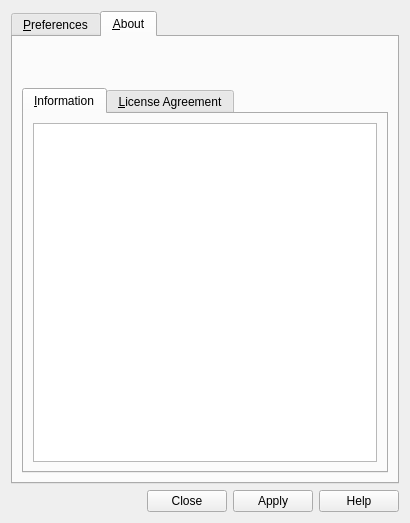
Qt form qt/forms/controlpaneldialog.ui (damentz/moonphase) before a commit.
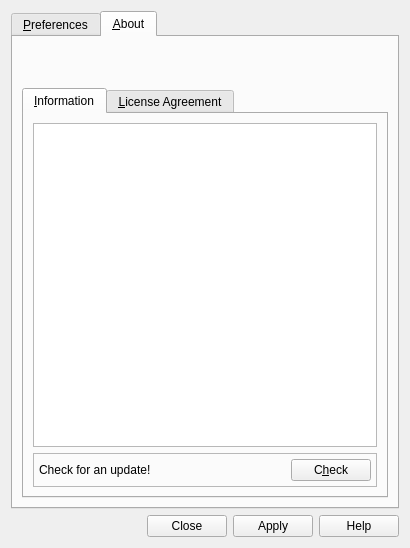
The same form after that commit. The open tabs and pages were chosen to show the change. Icons and pictures are not drawn. Custom widgets are drawn as their Qt base class.

Commit message: Add functionality to automatically and manually check for program updates, minor code clean up.

What changed in the file:
```diff
--- a/qt/forms/controlpaneldialog.ui
+++ b/qt/forms/controlpaneldialog.ui
@@ -7,7 +7,7 @@
     <x>0</x>
     <y>0</y>
     <width>410</width>
-    <height>523</height>
+    <height>548</height>
    </rect>
   </property>
   <property name="windowTitle">
@@ -473,6 +473,45 @@
                </property>
               </widget>
              </item>
+             <item row="1" column="0">
+              <layout class="QVBoxLayout" name="m_pCheckDonateVLayout">
+               <item>
+                <widget class="QFrame" name="m_pCheckFrame">
+                 <property name="frameShape">
+                  <enum>QFrame::StyledPanel</enum>
+                 </property>
+                 <property name="frameShadow">
+                  <enum>QFrame::Raised</enum>
+                 </property>
+                 <layout class="QHBoxLayout" name="horizontalLayout_2">
+                  <property name="margin">
+                   <number>5</number>
+                  </property>
+                  <item>
+                   <widget class="QLabel" name="m_pCheckLabel">
+                    <property name="text">
+                     <string>Check for an update!</string>
+                    </property>
+                   </widget>
+                  </item>
+                  <item>
+                   <widget class="QPushButton" name="m_pCheckButton">
+                    <property name="sizePolicy">
+                     <sizepolicy hsizetype="Fixed" vsizetype="Fixed">
+                      <horstretch>0</horstretch>
+                      <verstretch>0</verstretch>
+                     </sizepolicy>
+                    </property>
+                    <property name="text">
+                     <string>C&amp;heck</string>
+                    </property>
+                   </widget>
+                  </item>
+                 </layout>
+                </widget>
+               </item>
+              </layout>
+             </item>
             </layout>
            </widget>
            <widget class="QWidget" name="m_pLicenseAgreementTab">
```
Left out of the diff: 59 changed lines with no effect on the pictures. The commit also changes 5 other files.
